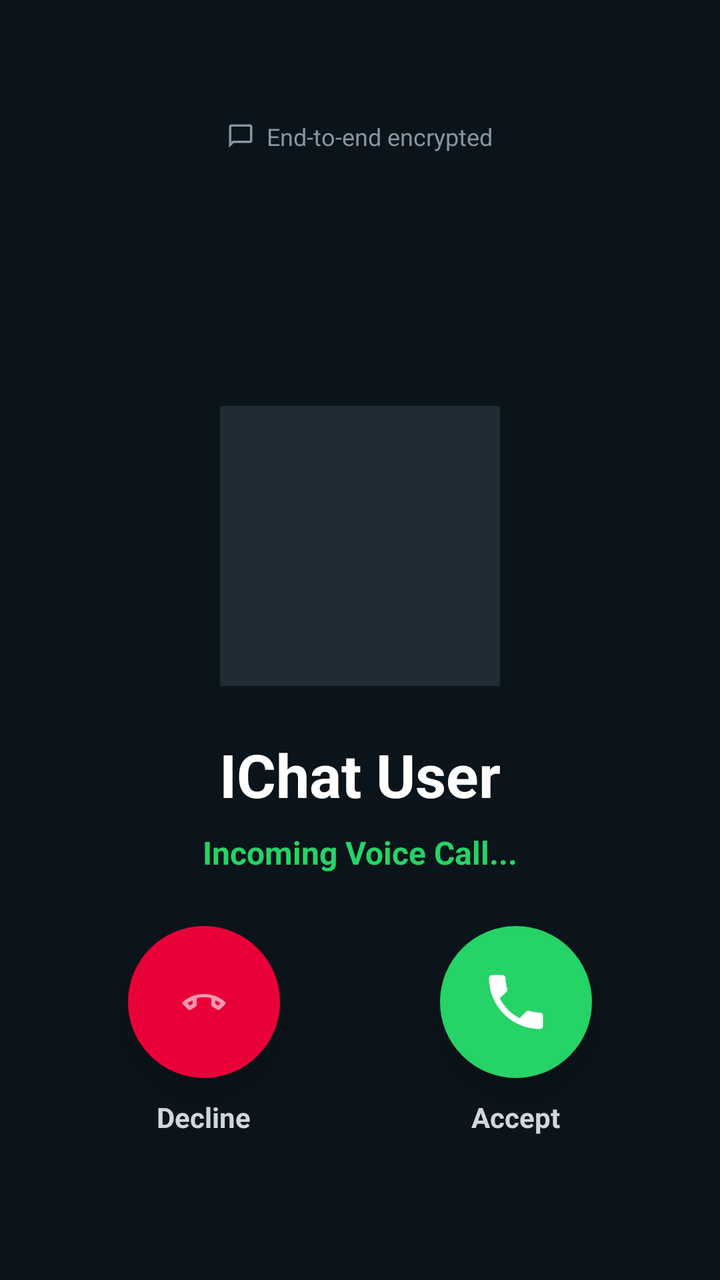
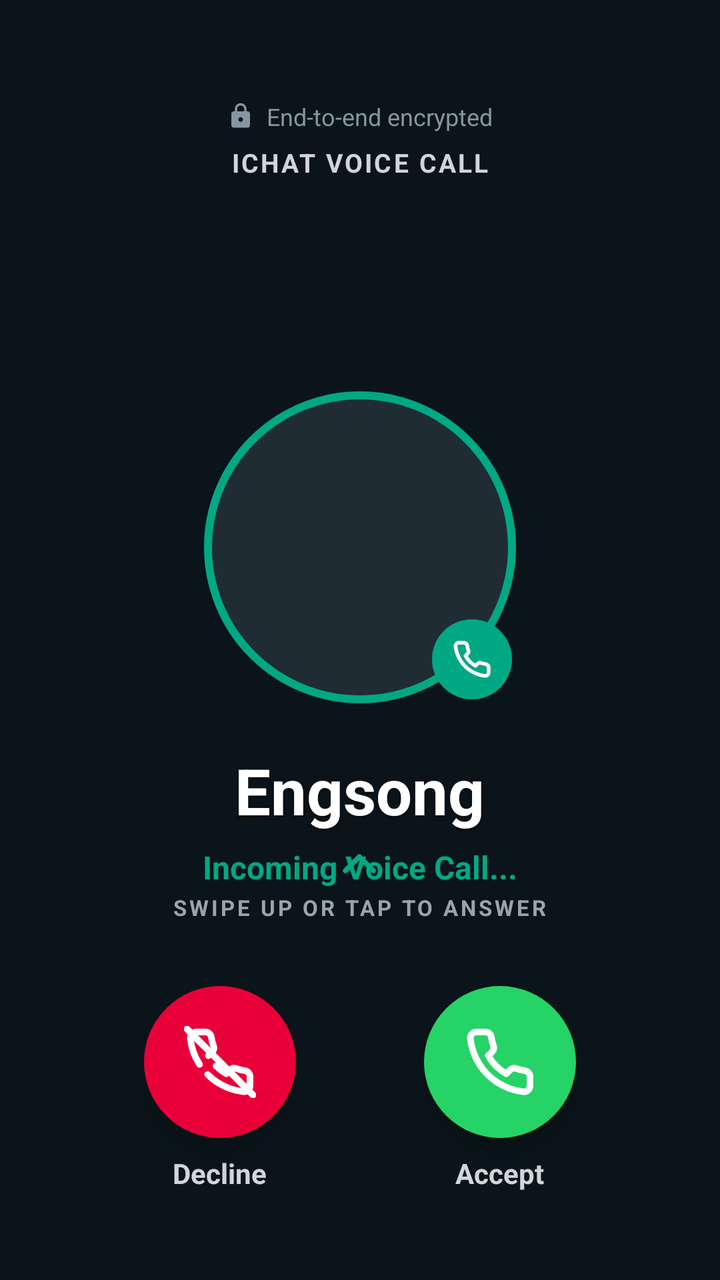

Two renders of the same Android screen: before a commit and after it. Below are the layout's source before the change and the commit's diff.
<!-- AndroidManifest.xml: activity theme android:Theme.NoTitleBar.Fullscreen -->
<!-- res/layout/activity_incoming_call.xml -->
<?xml version="1.0" encoding="utf-8"?>
<RelativeLayout xmlns:android="http://schemas.android.com/apk/res/android"
    android:layout_width="match_parent"
    android:layout_height="match_parent"
    android:background="#0B141A"
    android:padding="24dp">

    
    <LinearLayout
        android:id="@+id/ll_top_encryption"
        android:layout_width="wrap_content"
        android:layout_height="wrap_content"
        android:layout_centerHorizontal="true"
        android:layout_marginTop="36dp"
        android:gravity="center"
        android:orientation="horizontal">

        <ImageView
            android:layout_width="14dp"
            android:layout_height="14dp"
            android:tint="#8696A0"
            android:src="@drawable/ic_stat_ichat" />

        <TextView
            android:layout_width="wrap_content"
            android:layout_height="wrap_content"
            android:layout_marginStart="6dp"
            android:text="End-to-end encrypted"
            android:textColor="#8696A0"
            android:textSize="12sp" />
    </LinearLayout>

    
    <LinearLayout
        android:layout_width="match_parent"
        android:layout_height="wrap_content"
        android:layout_centerInParent="true"
        android:gravity="center"
        android:orientation="vertical">

        
        <FrameLayout
            android:layout_width="140dp"
            android:layout_height="140dp"
            android:layout_marginBottom="24dp">

            <ImageView
                android:id="@+id/iv_caller_avatar"
                android:layout_width="140dp"
                android:layout_height="140dp"
                android:background="#1F2C34"
                android:scaleType="centerCrop"
                android:src="@mipmap/ic_launcher_round" />
        </FrameLayout>

        
        <TextView
            android:id="@+id/tv_caller_name"
            android:layout_width="wrap_content"
            android:layout_height="wrap_content"
            android:layout_marginBottom="8dp"
            android:text="IChat User"
            android:textColor="#FFFFFF"
            android:textSize="30sp"
            android:textStyle="bold" />

        
        <TextView
            android:id="@+id/tv_call_type"
            android:layout_width="wrap_content"
            android:layout_height="wrap_content"
            android:text="Incoming Voice Call..."
            android:textColor="#25D366"
            android:textSize="16sp"
            android:textStyle="bold" />
    </LinearLayout>

    
    <LinearLayout
        android:layout_width="match_parent"
        android:layout_height="wrap_content"
        android:layout_alignParentBottom="true"
        android:layout_marginBottom="48dp"
        android:gravity="center"
        android:orientation="horizontal">

        
        <LinearLayout
            android:layout_width="0dp"
            android:layout_height="wrap_content"
            android:layout_weight="1"
            android:gravity="center"
            android:orientation="vertical">

            <ImageButton
                android:id="@+id/btn_decline_call"
                android:layout_width="76dp"
                android:layout_height="76dp"
                android:background="@drawable/bg_call_decline"
                android:elevation="8dp"
                android:scaleType="centerInside"
                android:src="@drawable/ic_call_decline" />

            <TextView
                android:layout_width="wrap_content"
                android:layout_height="wrap_content"
                android:layout_marginTop="10dp"
                android:text="Decline"
                android:textColor="#D1D7DB"
                android:textSize="14sp"
                android:textStyle="bold" />
        </LinearLayout>

        
        <LinearLayout
            android:layout_width="0dp"
            android:layout_height="wrap_content"
            android:layout_weight="1"
            android:gravity="center"
            android:orientation="vertical">

            <ImageButton
                android:id="@+id/btn_accept_call"
                android:layout_width="76dp"
                android:layout_height="76dp"
                android:background="@drawable/bg_call_accept"
                android:elevation="8dp"
                android:scaleType="centerInside"
                android:src="@drawable/ic_call_accept" />

            <TextView
                android:layout_width="wrap_content"
                android:layout_height="wrap_content"
                android:layout_marginTop="10dp"
                android:text="Accept"
                android:textColor="#D1D7DB"
                android:textSize="14sp"
                android:textStyle="bold" />
        </LinearLayout>

    </LinearLayout>

</RelativeLayout>
<!-- resources referenced by this layout -->
<resources>
  <!-- drawable bg_call_accept (drawable) -->
  <?xml version="1.0" encoding="utf-8"?>
  <ripple xmlns:android="http://schemas.android.com/apk/res/android"
      android:color="#80FFFFFF">
      <item>
          <shape android:shape="oval">
              <solid android:color="#25D366" />
              <size android:width="76dp" android:height="76dp" />
          </shape>
      </item>
  </ripple>
  <!-- drawable ic_call_accept (drawable) -->
  <vector xmlns:android="http://schemas.android.com/apk/res/android"
      android:width="36dp"
      android:height="36dp"
      android:viewportWidth="24"
      android:viewportHeight="24">
    <path
        android:fillColor="#FFFFFFFF"
        android:pathData="M6.62,10.79c1.44,2.83 3.76,5.14 6.59,6.59l2.2,-2.2c0.27,-0.27 0.67,-0.36 1.02,-0.24 1.12,0.37 2.33,0.57 3.57,0.57 0.55,0 1,0.45 1,1L21,20c0,0.55 -0.45,1 -1,1 -9.39,0 -17,-7.61 -17,-17 0,-0.55 0.45,-1 1,-1h3.5c0.55,0 1,0.45 1,1 0,1.25 0.2,2.45 0.57,3.57 0.11,0.35 0.03,0.74 -0.25,1.02l-2.2,2.2z"/>
  </vector>
  <!-- drawable ic_call_decline (drawable) -->
  <vector xmlns:android="http://schemas.android.com/apk/res/android"
      android:width="36dp"
      android:height="36dp"
      android:viewportWidth="24"
      android:viewportHeight="24">
    <path
        android:fillColor="#FFFFFFFF"
        android:pathData="M12,9c-1.6,0 -3.15,0.25 -4.6,0.72v3.1c0,0.39 -0.23,0.74 -0.56,0.9 -0.98,0.49 -1.87,1.12 -2.66,1.85 -0.18,0.18 -0.43,0.28 -0.7,0.28 -0.28,0 -0.53,-0.11 -0.71,-0.29L0.29,13.08c-0.18,-0.17 -0.29,-0.42 -0.29,-0.7 0,-0.28 0.11,-0.53 0.29,-0.71C3.34,8.78 7.46,7 12,7s8.66,1.78 11.71,4.67c0.18,0.18 0.29,0.43 0.29,0.71 0,0.28 -0.11,0.53 -0.29,0.71l-2.48,2.48c-0.18,0.18 -0.43,0.29 -0.71,0.29 -0.27,0 -0.52,-0.11 -0.7,-0.28 -0.79,-0.74 -1.69,-1.36 -2.67,-1.85 -0.33,-0.16 -0.56,-0.5 -0.56,-0.9v-3.1C15.15,9.25 13.6,9 12,9z"/>
  </vector>
  <!-- drawable ic_stat_ichat (drawable) -->
  <vector xmlns:android="http://schemas.android.com/apk/res/android"
      android:width="24dp"
      android:height="24dp"
      android:viewportWidth="24"
      android:viewportHeight="24">
      <path
          android:fillColor="#FFFFFFFF"
          android:pathData="M20,2H4C2.9,2 2,2.9 2,4v18l4,-4h14c1.1,0 2,-0.9 2,-2V4C22,2.9 21.1,2 20,2zM20,16H5.17L4,17.17V4h16V16z"/>
  </vector>
  <!-- mipmap ic_launcher_round (mipmap-anydpi-v26) -->
  <?xml version="1.0" encoding="utf-8"?>
  <adaptive-icon xmlns:android="http://schemas.android.com/apk/res/android">
      <background android:drawable="@color/ic_launcher_background"/>
      <foreground android:drawable="@mipmap/ic_launcher_foreground"/>
  </adaptive-icon>
  <color name="ic_launcher_background">#FFFFFF</color>
  <!-- unchanged entries left out for length: 1 -->
</resources>

<!-- the commit's change to res/layout/activity_incoming_call.xml (unified diff, before → after) -->
@@ -2,55 +2,112 @@
 <RelativeLayout xmlns:android="http://schemas.android.com/apk/res/android"
     android:layout_width="match_parent"
     android:layout_height="match_parent"
-    android:background="#0B141A"
-    android:padding="24dp">
+    android:background="#0B141A">
+
+    
+    <ImageView
+        android:id="@+id/iv_blurred_backdrop"
+        android:layout_width="match_parent"
+        android:layout_height="match_parent"
+        android:scaleType="centerCrop"
+        android:alpha="0.22"
+        android:contentDescription="Call Backdrop" />
+
+    
+    <View
+        android:layout_width="match_parent"
+        android:layout_height="match_parent"
+        android:background="#D00B141A" />
 
     
     <LinearLayout
-        android:id="@+id/ll_top_encryption"
-        android:layout_width="wrap_content"
+        android:id="@+id/ll_top_header"
+        android:layout_width="match_parent"
         android:layout_height="wrap_content"
-        android:layout_centerHorizontal="true"
-        android:layout_marginTop="36dp"
+        android:layout_alignParentTop="true"
+        android:layout_marginTop="50dp"
         android:gravity="center"
-        android:orientation="horizontal">
-
-        <ImageView
-            android:layout_width="14dp"
-            android:layout_height="14dp"
-            android:tint="#8696A0"
-            android:src="@drawable/ic_stat_ichat" />
-
+        android:orientation="vertical">
+
+        
+        <LinearLayout
+            android:layout_width="wrap_content"
+            android:layout_height="wrap_content"
+            android:gravity="center"
+            android:orientation="horizontal">
+
+            <ImageView
+                android:layout_width="14dp"
+                android:layout_height="14dp"
+                android:src="@drawable/ic_lock"
+                android:contentDescription="Encryption Icon" />
+
+            <TextView
+                android:layout_width="wrap_content"
+                android:layout_height="wrap_content"
+                android:layout_marginStart="6dp"
+                android:text="End-to-end encrypted"
+                android:textColor="#8696A0"
+                android:textSize="12sp" />
+        </LinearLayout>
+
+        
         <TextView
-            android:layout_width="wrap_content"
-            android:layout_height="wrap_content"
-            android:layout_marginStart="6dp"
-            android:text="End-to-end encrypted"
-            android:textColor="#8696A0"
-            android:textSize="12sp" />
+            android:id="@+id/tv_call_header"
+            android:layout_width="wrap_content"
+            android:layout_height="wrap_content"
+            android:layout_marginTop="6dp"
+            android:letterSpacing="0.08"
+            android:text="ICHAT VOICE CALL"
+            android:textColor="#D1D5DB"
+            android:textSize="13sp"
+            android:textStyle="bold" />
     </LinearLayout>
 
     
     <LinearLayout
+        android:id="@+id/ll_center_caller"
         android:layout_width="match_parent"
         android:layout_height="wrap_content"
         android:layout_centerInParent="true"
         android:gravity="center"
-        android:orientation="vertical">
+        android:orientation="vertical"
+        android:paddingHorizontal="24dp">
 
         
         <FrameLayout
-            android:layout_width="140dp"
-            android:layout_height="140dp"
-            android:layout_marginBottom="24dp">
-
+            android:layout_width="156dp"
+            android:layout_height="156dp">
+
+            
             <ImageView
                 android:id="@+id/iv_caller_avatar"
-                android:layout_width="140dp"
-                android:layout_height="140dp"
-                android:background="#1F2C34"
+                android:layout_width="156dp"
+                android:layout_height="156dp"
+                android:background="@drawable/bg_avatar_ring"
+                android:padding="4dp"
                 android:scaleType="centerCrop"
-                android:src="@mipmap/ic_launcher_round" />
+                android:src="@mipmap/ic_launcher_round"
+                android:contentDescription="Caller Avatar" />
+
+            
+            <FrameLayout
+                android:id="@+id/fl_avatar_badge"
+                android:layout_width="40dp"
+                android:layout_height="40dp"
+                android:layout_gravity="bottom|end"
+                android:layout_marginEnd="2dp"
+                android:layout_marginBottom="2dp"
+                android:background="@drawable/bg_avatar_badge">
+
+                <ImageView
+                    android:id="@+id/iv_avatar_badge_icon"
+                    android:layout_width="20dp"
+                    android:layout_height="20dp"
+                    android:layout_gravity="center"
+                    android:src="@drawable/ic_phone_handset"
+                    android:contentDescription="Call Badge" />
+            </FrameLayout>
         </FrameLayout>
 
         
@@ -58,19 +115,24 @@
             android:id="@+id/tv_caller_name"
             android:layout_width="wrap_content"
             android:layout_height="wrap_content"
-            android:layout_marginBottom="8dp"
-            android:text="IChat User"
+            android:layout_marginTop="22dp"
+            android:text="Engsong"
             android:textColor="#FFFFFF"
-            android:textSize="30sp"
-            android:textStyle="bold" />
+            android:textSize="32sp"
+            android:textStyle="bold"
+            android:shadowColor="#80000000"
+            android:shadowDx="0"
+            android:shadowDy="2"
+            android:shadowRadius="4" />
 
         
         <TextView
             android:id="@+id/tv_call_type"
             android:layout_width="wrap_content"
             android:layout_height="wrap_content"
+            android:layout_marginTop="6dp"
             android:text="Incoming Voice Call..."
-            android:textColor="#25D366"
+            android:textColor="#00A884"
             android:textSize="16sp"
             android:textStyle="bold" />
     </LinearLayout>
@@ -80,64 +142,102 @@
         android:layout_width="match_parent"
         android:layout_height="wrap_content"
         android:layout_alignParentBottom="true"
-        android:layout_marginBottom="48dp"
+        android:layout_marginBottom="44dp"
         android:gravity="center"
-        android:orientation="horizontal">
+        android:orientation="vertical">
 
         
         <LinearLayout
-            android:layout_width="0dp"
-            android:layout_height="wrap_content"
-            android:layout_weight="1"
+            android:id="@+id/ll_swipe_answer"
+            android:layout_width="wrap_content"
+            android:layout_height="wrap_content"
+            android:layout_marginBottom="32dp"
             android:gravity="center"
+            android:clickable="true"
+            android:focusable="true"
             android:orientation="vertical">
 
-            <ImageButton
-                android:id="@+id/btn_decline_call"
-                android:layout_width="76dp"
-                android:layout_height="76dp"
-                android:background="@drawable/bg_call_decline"
-                android:elevation="8dp"
-                android:scaleType="centerInside"
-                android:src="@drawable/ic_call_decline" />
+            <ImageView
+                android:layout_width="24dp"
+                android:layout_height="24dp"
+                android:src="@drawable/ic_arrow_up"
+                android:contentDescription="Swipe up arrow" />
 
             <TextView
                 android:layout_width="wrap_content"
                 android:layout_height="wrap_content"
-                android:layout_marginTop="10dp"
-                android:text="Decline"
-                android:textColor="#D1D7DB"
-                android:textSize="14sp"
+                android:layout_marginTop="2dp"
+                android:letterSpacing="0.12"
+                android:text="SWIPE UP OR TAP TO ANSWER"
+                android:textColor="#9CA3AF"
+                android:textSize="11sp"
                 android:textStyle="bold" />
         </LinearLayout>
 
         
         <LinearLayout
-            android:layout_width="0dp"
-            android:layout_height="wrap_content"
-            android:layout_weight="1"
+            android:layout_width="match_parent"
+            android:layout_height="wrap_content"
             android:gravity="center"
-            android:orientation="vertical">
-
-            <ImageButton
-                android:id="@+id/btn_accept_call"
-                android:layout_width="76dp"
-                android:layout_height="76dp"
-                android:background="@drawable/bg_call_accept"
-                android:elevation="8dp"
-                android:scaleType="centerInside"
-                android:src="@drawable/ic_call_accept" />
-
-            <TextView
-                android:layout_width="wrap_content"
-                android:layout_height="wrap_content"
-                android:layout_marginTop="10dp"
-                android:text="Accept"
-                android:textColor="#D1D7DB"
-                android:textSize="14sp"
-                android:textStyle="bold" />
+            android:orientation="horizontal"
+            android:paddingHorizontal="40dp">
+
+            
+            <LinearLayout
+                android:layout_width="0dp"
+                android:layout_height="wrap_content"
+                android:layout_weight="1"
+                android:gravity="center"
+                android:orientation="vertical">
+
+                <ImageButton
+                    android:id="@+id/btn_decline_call"
+                    android:layout_width="76dp"
+                    android:layout_height="76dp"
+                    android:background="@drawable/bg_call_decline"
+                    android:elevation="8dp"
+                    android:scaleType="centerInside"
+                    android:src="@drawable/ic_phone_off"
+                    android:contentDescription="Decline Call" />
+
+                <TextView
+                    android:layout_width="wrap_content"
+                    android:layout_height="wrap_content"
+                    android:layout_marginTop="8dp"
+                    android:text="Decline"
+                    android:textColor="#D1D7DB"
+                    android:textSize="14sp"
+                    android:textStyle="bold" />
+            </LinearLayout>
+
+            
+            <LinearLayout
+                android:layout_width="0dp"
+                android:layout_height="wrap_content"
+                android:layout_weight="1"
+                android:gravity="center"
+                android:orientation="vertical">
+
+                <ImageButton
+                    android:id="@+id/btn_accept_call"
+                    android:layout_width="76dp"
+                    android:layout_height="76dp"
+                    android:background="@drawable/bg_call_accept"
+                    android:elevation="8dp"
+                    android:scaleType="centerInside"
+                    android:src="@drawable/ic_phone_handset"
+                    android:contentDescription="Accept Call" />
+
+                <TextView
+                    android:layout_width="wrap_content"
+                    android:layout_height="wrap_content"
+                    android:layout_marginTop="8dp"
+                    android:text="Accept"
+                    android:textColor="#D1D7DB"
+                    android:textSize="14sp"
+                    android:textStyle="bold" />
+            </LinearLayout>
         </LinearLayout>
-
     </LinearLayout>
 
 </RelativeLayout>
<!-- resource entries referenced after the edit -->
@@ -1,5 +1,21 @@
 <!-- resources referenced by this layout -->
 <resources>
+  <!-- drawable bg_avatar_badge (drawable) -->
+  <?xml version="1.0" encoding="utf-8"?>
+  <shape xmlns:android="http://schemas.android.com/apk/res/android"
+      android:shape="oval">
+      <solid android:color="#00A884" />
+      <size android:width="42dp" android:height="42dp" />
+  </shape>
+  <!-- drawable bg_avatar_ring (drawable) -->
+  <?xml version="1.0" encoding="utf-8"?>
+  <shape xmlns:android="http://schemas.android.com/apk/res/android"
+      android:shape="oval">
+      <solid android:color="#1F2C34" />
+      <stroke
+          android:width="4dp"
+          android:color="#00A884" />
+  </shape>
   <!-- drawable bg_call_accept (drawable) -->
   <?xml version="1.0" encoding="utf-8"?>
   <ripple xmlns:android="http://schemas.android.com/apk/res/android"
@@ -11,35 +27,54 @@
           </shape>
       </item>
   </ripple>
-  <!-- drawable ic_call_accept (drawable) -->
+  <!-- drawable ic_arrow_up (drawable) -->
+  <vector xmlns:android="http://schemas.android.com/apk/res/android"
+      android:width="24dp"
+      android:height="24dp"
+      android:viewportWidth="24"
+      android:viewportHeight="24">
+    <path
+        android:strokeColor="#00A884"
+        android:strokeWidth="2.5"
+        android:strokeLineCap="round"
+        android:strokeLineJoin="round"
+        android:pathData="M5,15l7,-7 7,7"/>
+  </vector>
+  <!-- drawable ic_lock (drawable) -->
+  <vector xmlns:android="http://schemas.android.com/apk/res/android"
+      android:width="14dp"
+      android:height="14dp"
+      android:viewportWidth="24"
+      android:viewportHeight="24">
+    <path
+        android:fillColor="#8696A0"
+        android:pathData="M18,8h-1V6c0,-2.76 -2.24,-5 -5,-5S7,3.24 7,6v2H6c-1.1,0 -2,0.9 -2,2v10c0,1.1 0.9,2 2,2h12c1.1,0 2,-0.9 2,-2V10C20,8.9 19.1,8 18,8zM12,17c-1.1,0 -2,-0.9 -2,-2s0.9,-2 2,-2 2,0.9 2,2 -0.9,2 -2,2zM9,8V6c0,-1.66 1.34,-3 3,-3s3,1.34 3,3v2H9z"/>
+  </vector>
+  <!-- drawable ic_phone_handset (drawable) -->
   <vector xmlns:android="http://schemas.android.com/apk/res/android"
       android:width="36dp"
       android:height="36dp"
       android:viewportWidth="24"
       android:viewportHeight="24">
     <path
-        android:fillColor="#FFFFFFFF"
-        android:pathData="M6.62,10.79c1.44,2.83 3.76,5.14 6.59,6.59l2.2,-2.2c0.27,-0.27 0.67,-0.36 1.02,-0.24 1.12,0.37 2.33,0.57 3.57,0.57 0.55,0 1,0.45 1,1L21,20c0,0.55 -0.45,1 -1,1 -9.39,0 -17,-7.61 -17,-17 0,-0.55 0.45,-1 1,-1h3.5c0.55,0 1,0.45 1,1 0,1.25 0.2,2.45 0.57,3.57 0.11,0.35 0.03,0.74 -0.25,1.02l-2.2,2.2z"/>
+        android:strokeColor="#FFFFFFFF"
+        android:strokeWidth="2.2"
+        android:strokeLineCap="round"
+        android:strokeLineJoin="round"
+        android:pathData="M22,16.92v3a2,2 0 0,1 -2.18,2 19.79,19.79 0 0,1 -8.63,-3.07 19.5,19.5 0 0,1 -6,-6 19.79,19.79 0 0,1 -3.07,-8.67A2,2 0 0,1 4.11,2h3a2,2 0 0,1 2,1.72 12.84,12.84 0 0,0 0.7,2.81 2,2 0 0,1 -0.45,2.11L8.09,9.91a16,16 0 0,0 6,6l1.27,-1.27a2,2 0 0,1 2.11,-0.45 12.84,12.84 0 0,0 2.81,0.7A2,2 0 0,1 22,16.92z"/>
   </vector>
-  <!-- drawable ic_call_decline (drawable) -->
+  <!-- drawable ic_phone_off (drawable) -->
   <vector xmlns:android="http://schemas.android.com/apk/res/android"
       android:width="36dp"
       android:height="36dp"
       android:viewportWidth="24"
       android:viewportHeight="24">
     <path
-        android:fillColor="#FFFFFFFF"
-        android:pathData="M12,9c-1.6,0 -3.15,0.25 -4.6,0.72v3.1c0,0.39 -0.23,0.74 -0.56,0.9 -0.98,0.49 -1.87,1.12 -2.66,1.85 -0.18,0.18 -0.43,0.28 -0.7,0.28 -0.28,0 -0.53,-0.11 -0.71,-0.29L0.29,13.08c-0.18,-0.17 -0.29,-0.42 -0.29,-0.7 0,-0.28 0.11,-0.53 0.29,-0.71C3.34,8.78 7.46,7 12,7s8.66,1.78 11.71,4.67c0.18,0.18 0.29,0.43 0.29,0.71 0,0.28 -0.11,0.53 -0.29,0.71l-2.48,2.48c-0.18,0.18 -0.43,0.29 -0.71,0.29 -0.27,0 -0.52,-0.11 -0.7,-0.28 -0.79,-0.74 -1.69,-1.36 -2.67,-1.85 -0.33,-0.16 -0.56,-0.5 -0.56,-0.9v-3.1C15.15,9.25 13.6,9 12,9z"/>
-  </vector>
-  <!-- drawable ic_stat_ichat (drawable) -->
-  <vector xmlns:android="http://schemas.android.com/apk/res/android"
-      android:width="24dp"
-      android:height="24dp"
-      android:viewportWidth="24"
-      android:viewportHeight="24">
-      <path
-          android:fillColor="#FFFFFFFF"
-          android:pathData="M20,2H4C2.9,2 2,2.9 2,4v18l4,-4h14c1.1,0 2,-0.9 2,-2V4C22,2.9 21.1,2 20,2zM20,16H5.17L4,17.17V4h16V16z"/>
+        android:strokeColor="#FFFFFFFF"
+        android:strokeWidth="2.2"
+        android:strokeLineCap="round"
+        android:strokeLineJoin="round"
+        android:pathData="M10.68,13.31a16,16 0 0,0 3.41,2.6l1.27,-1.27a2,2 0 0,1 2.11,-0.45 12.84,12.84 0 0,0 2.81,0.7 2,2 0 0,1 1.72,2v3a2,2 0 0,1 -2.18,2 19.79,19.79 0 0,1 -8.63,-3.07 19.42,19.42 0 0,1 -3.33,-2.67m-2.67,-3.34a19.79,19.79 0 0,1 -3.07,-8.63A2,2 0 0,1 4.11,2h3a2,2 0 0,1 2,1.72 12.84,12.84 0 0,0 0.7,2.81 2,2 0 0,1 -0.45,2.11L8.09,9.91M1,1l22,22"/>
   </vector>
   <!-- mipmap ic_launcher_round (mipmap-anydpi-v26) -->
   <?xml version="1.0" encoding="utf-8"?>
